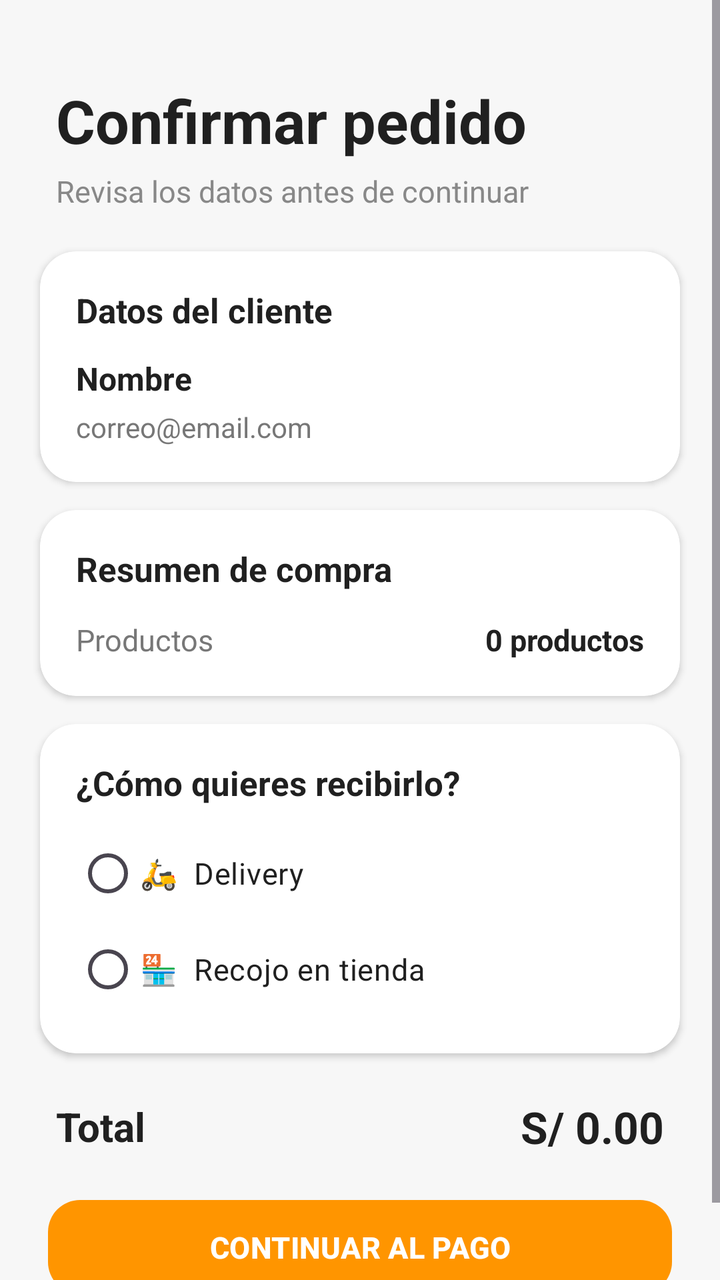
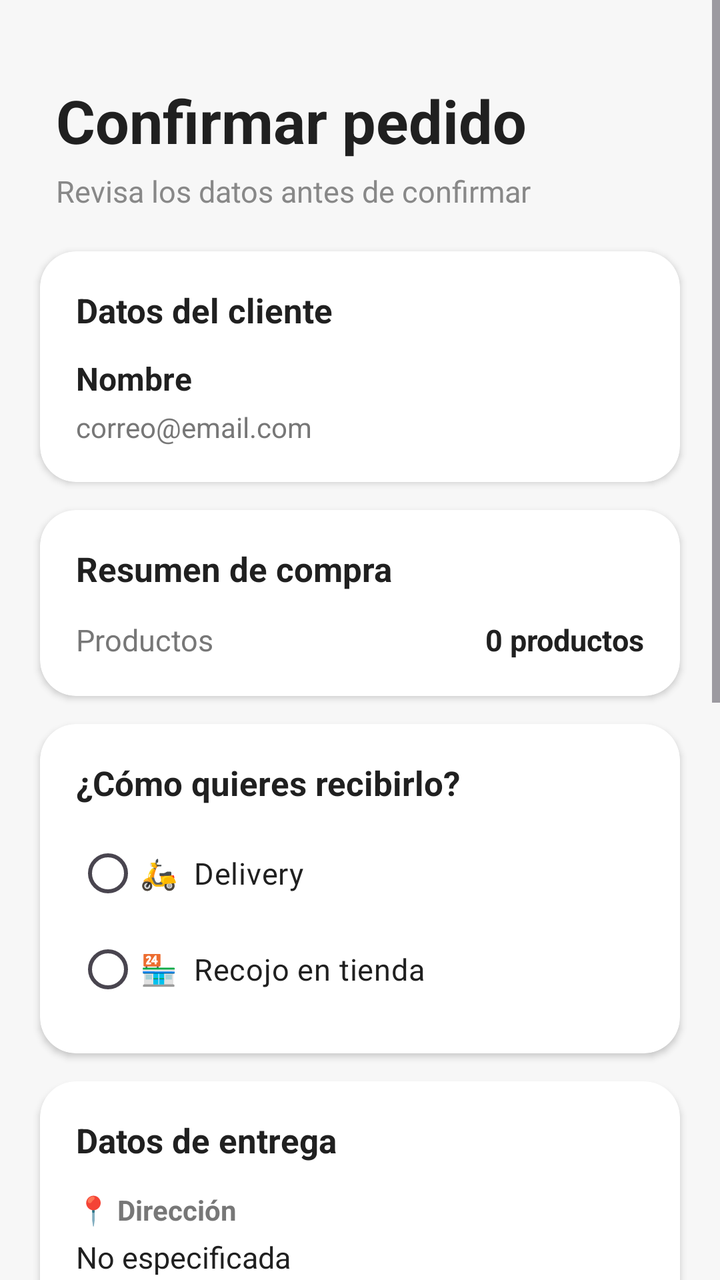

Before-and-after screenshots of an Android layout around one commit, followed by the original layout XML and the change that was made.
<!-- AndroidManifest.xml: application theme Theme.AppZetaR -->
<!-- res/layout/activity_confirmar_pedido.xml -->
<?xml version="1.0" encoding="utf-8"?>
<FrameLayout
    xmlns:android="http://schemas.android.com/apk/res/android"
    xmlns:app="http://schemas.android.com/apk/res-auto"

    android:id="@+id/main"
    android:layout_width="match_parent"
    android:layout_height="match_parent"
    android:background="#F7F7F7">


    
    
    

    <ScrollView
        android:layout_width="match_parent"
        android:layout_height="match_parent"
        android:fillViewport="true">

        <LinearLayout
            android:layout_width="match_parent"
            android:layout_height="wrap_content"
            android:orientation="vertical"
            android:paddingBottom="30dp">


            
            
            

            <LinearLayout
                android:layout_width="match_parent"
                android:layout_height="wrap_content"
                android:orientation="vertical"
                android:paddingStart="28dp"
                android:paddingTop="40dp"
                android:paddingEnd="28dp"
                android:paddingBottom="20dp">

                <TextView
                    android:layout_width="wrap_content"
                    android:layout_height="wrap_content"
                    android:text="Confirmar pedido"
                    android:textColor="#202020"
                    android:textSize="30sp"
                    android:textStyle="bold" />

                <TextView
                    android:layout_width="wrap_content"
                    android:layout_height="wrap_content"
                    android:layout_marginTop="5dp"
                    android:text="Revisa los datos antes de continuar"
                    android:textColor="#888888"
                    android:textSize="15sp" />

            </LinearLayout>


            
            
            

            <com.google.android.material.card.MaterialCardView
                android:layout_width="match_parent"
                android:layout_height="wrap_content"
                android:layout_marginStart="20dp"
                android:layout_marginEnd="20dp"
                android:layout_marginBottom="14dp"
                app:cardBackgroundColor="#FFFFFF"
                app:cardCornerRadius="18dp"
                app:cardElevation="2dp"
                app:strokeWidth="0dp">

                <LinearLayout
                    android:layout_width="match_parent"
                    android:layout_height="wrap_content"
                    android:orientation="vertical"
                    android:padding="18dp">

                    <TextView
                        android:layout_width="wrap_content"
                        android:layout_height="wrap_content"
                        android:text="Datos del cliente"
                        android:textColor="#202020"
                        android:textSize="17sp"
                        android:textStyle="bold" />

                    <TextView
                        android:id="@+id/tvNombreUsuario"
                        android:layout_width="match_parent"
                        android:layout_height="wrap_content"
                        android:layout_marginTop="12dp"
                        android:text="Nombre"
                        android:textColor="#202020"
                        android:textSize="16sp"
                        android:textStyle="bold" />

                    <TextView
                        android:id="@+id/tvCorreoUsuario"
                        android:layout_width="match_parent"
                        android:layout_height="wrap_content"
                        android:layout_marginTop="4dp"
                        android:text="correo@email.com"
                        android:textColor="#777777"
                        android:textSize="14sp" />

                </LinearLayout>

            </com.google.android.material.card.MaterialCardView>


            
            
            

            <com.google.android.material.card.MaterialCardView
                android:layout_width="match_parent"
                android:layout_height="wrap_content"
                android:layout_marginStart="20dp"
                android:layout_marginEnd="20dp"
                android:layout_marginBottom="14dp"
                app:cardBackgroundColor="#FFFFFF"
                app:cardCornerRadius="18dp"
                app:cardElevation="2dp"
                app:strokeWidth="0dp">

                <LinearLayout
                    android:layout_width="match_parent"
                    android:layout_height="wrap_content"
                    android:orientation="vertical"
                    android:padding="18dp">

                    <TextView
                        android:layout_width="wrap_content"
                        android:layout_height="wrap_content"
                        android:text="Resumen de compra"
                        android:textColor="#202020"
                        android:textSize="17sp"
                        android:textStyle="bold" />

                    <LinearLayout
                        android:layout_width="match_parent"
                        android:layout_height="wrap_content"
                        android:layout_marginTop="14dp"
                        android:orientation="horizontal">

                        <TextView
                            android:layout_width="0dp"
                            android:layout_height="wrap_content"
                            android:layout_weight="1"
                            android:text="Productos"
                            android:textColor="#777777"
                            android:textSize="15sp" />

                        <TextView
                            android:id="@+id/tvResumenProductos"
                            android:layout_width="wrap_content"
                            android:layout_height="wrap_content"
                            android:text="0 productos"
                            android:textColor="#202020"
                            android:textSize="15sp"
                            android:textStyle="bold" />

                    </LinearLayout>

                </LinearLayout>

            </com.google.android.material.card.MaterialCardView>


            
            
            

            <com.google.android.material.card.MaterialCardView
                android:layout_width="match_parent"
                android:layout_height="wrap_content"
                android:layout_marginStart="20dp"
                android:layout_marginEnd="20dp"
                android:layout_marginBottom="14dp"
                app:cardBackgroundColor="#FFFFFF"
                app:cardCornerRadius="18dp"
                app:cardElevation="2dp"
                app:strokeWidth="0dp">

                <LinearLayout
                    android:layout_width="match_parent"
                    android:layout_height="wrap_content"
                    android:orientation="vertical"
                    android:padding="18dp">

                    <TextView
                        android:layout_width="wrap_content"
                        android:layout_height="wrap_content"
                        android:text="¿Cómo quieres recibirlo?"
                        android:textColor="#202020"
                        android:textSize="17sp"
                        android:textStyle="bold" />

                    <RadioGroup
                        android:id="@+id/radioGroupEntrega"
                        android:layout_width="match_parent"
                        android:layout_height="wrap_content"
                        android:layout_marginTop="10dp">

                        <RadioButton
                            android:id="@+id/radioDelivery"
                            android:layout_width="match_parent"
                            android:layout_height="wrap_content"
                            android:text="🛵  Delivery"
                            android:textColor="#202020"
                            android:textSize="15sp" />

                        <RadioButton
                            android:id="@+id/radioRecojo"
                            android:layout_width="match_parent"
                            android:layout_height="wrap_content"
                            android:text="🏪  Recojo en tienda"
                            android:textColor="#202020"
                            android:textSize="15sp" />

                    </RadioGroup>

                </LinearLayout>

            </com.google.android.material.card.MaterialCardView>


            
            
            

            <LinearLayout
                android:layout_width="match_parent"
                android:layout_height="wrap_content"
                android:layout_marginStart="28dp"
                android:layout_marginTop="8dp"
                android:layout_marginEnd="28dp"
                android:gravity="center_vertical"
                android:orientation="horizontal">

                <TextView
                    android:layout_width="0dp"
                    android:layout_height="wrap_content"
                    android:layout_weight="1"
                    android:text="Total"
                    android:textColor="#202020"
                    android:textSize="20sp"
                    android:textStyle="bold" />

                <TextView
                    android:id="@+id/tvTotalPedido"
                    android:layout_width="wrap_content"
                    android:layout_height="wrap_content"
                    android:text="S/ 0.00"
                    android:textColor="#202020"
                    android:textSize="22sp"
                    android:textStyle="bold" />

            </LinearLayout>


            
            
            

            <com.google.android.material.button.MaterialButton
                android:id="@+id/btnContinuarPago"
                android:layout_width="match_parent"
                android:layout_height="55dp"
                android:layout_marginStart="24dp"
                android:layout_marginTop="18dp"
                android:layout_marginEnd="24dp"
                android:text="CONTINUAR AL PAGO"
                android:textColor="#FFFFFF"
                android:textSize="15sp"
                android:textStyle="bold"
                app:backgroundTint="#FF9500"
                app:cornerRadius="16dp" />

        </LinearLayout>

    </ScrollView>

</FrameLayout>
<!-- resources referenced by this layout -->
<resources>
  <style name="Theme.AppZetaR" parent="Base.Theme.AppZetaR" />
  <style name="Base.Theme.AppZetaR" parent="Theme.Material3.DayNight.NoActionBar">
          
          
      </style>
</resources>

<!-- the commit's change to res/layout/activity_confirmar_pedido.xml (unified diff, before → after) -->
@@ -7,11 +7,6 @@
     android:layout_width="match_parent"
     android:layout_height="match_parent"
     android:background="#F7F7F7">
-
-
-    
-    
-    
 
     <ScrollView
         android:layout_width="match_parent"
@@ -24,7 +19,6 @@
             android:orientation="vertical"
             android:paddingBottom="30dp">
 
-
             
             
             
@@ -50,7 +44,7 @@
                     android:layout_width="wrap_content"
                     android:layout_height="wrap_content"
                     android:layout_marginTop="5dp"
-                    android:text="Revisa los datos antes de continuar"
+                    android:text="Revisa los datos antes de confirmar"
                     android:textColor="#888888"
                     android:textSize="15sp" />
 
@@ -231,11 +225,239 @@
             
             
 
+            <com.google.android.material.card.MaterialCardView
+                android:id="@+id/cardDatosEntrega"
+                android:layout_width="match_parent"
+                android:layout_height="wrap_content"
+                android:layout_marginStart="20dp"
+                android:layout_marginEnd="20dp"
+                android:layout_marginBottom="14dp"
+                app:cardBackgroundColor="#FFFFFF"
+                app:cardCornerRadius="18dp"
+                app:cardElevation="2dp"
+                app:strokeWidth="0dp">
+
+                <LinearLayout
+                    android:layout_width="match_parent"
+                    android:layout_height="wrap_content"
+                    android:orientation="vertical"
+                    android:padding="18dp">
+
+                    <TextView
+                        android:layout_width="wrap_content"
+                        android:layout_height="wrap_content"
+                        android:text="Datos de entrega"
+                        android:textColor="#202020"
+                        android:textSize="17sp"
+                        android:textStyle="bold" />
+
+                    <TextView
+                        android:layout_width="wrap_content"
+                        android:layout_height="wrap_content"
+                        android:layout_marginTop="14dp"
+                        android:text="📍 Dirección"
+                        android:textColor="#777777"
+                        android:textSize="14sp"
+                        android:textStyle="bold" />
+
+                    <TextView
+                        android:id="@+id/tvDireccion"
+                        android:layout_width="match_parent"
+                        android:layout_height="wrap_content"
+                        android:layout_marginTop="4dp"
+                        android:text="No especificada"
+                        android:textColor="#202020"
+                        android:textSize="15sp" />
+
+                    <TextView
+                        android:layout_width="wrap_content"
+                        android:layout_height="wrap_content"
+                        android:layout_marginTop="12dp"
+                        android:text="📝 Referencia"
+                        android:textColor="#777777"
+                        android:textSize="14sp"
+                        android:textStyle="bold" />
+
+                    <TextView
+                        android:id="@+id/tvReferencia"
+                        android:layout_width="match_parent"
+                        android:layout_height="wrap_content"
+                        android:layout_marginTop="4dp"
+                        android:text="Sin referencia"
+                        android:textColor="#202020"
+                        android:textSize="15sp" />
+
+                    <TextView
+                        android:layout_width="wrap_content"
+                        android:layout_height="wrap_content"
+                        android:layout_marginTop="12dp"
+                        android:text="📞 Teléfono"
+                        android:textColor="#777777"
+                        android:textSize="14sp"
+                        android:textStyle="bold" />
+
+                    <TextView
+                        android:id="@+id/tvTelefono"
+                        android:layout_width="match_parent"
+                        android:layout_height="wrap_content"
+                        android:layout_marginTop="4dp"
+                        android:text="No especificado"
+                        android:textColor="#202020"
+                        android:textSize="15sp" />
+
+                </LinearLayout>
+
+            </com.google.android.material.card.MaterialCardView>
+
+
+            
+            
+            
+
+            <com.google.android.material.card.MaterialCardView
+                android:layout_width="match_parent"
+                android:layout_height="wrap_content"
+                android:layout_marginStart="20dp"
+                android:layout_marginEnd="20dp"
+                android:layout_marginBottom="14dp"
+                app:cardBackgroundColor="#FFFFFF"
+                app:cardCornerRadius="18dp"
+                app:cardElevation="2dp"
+                app:strokeColor="#FF9500"
+                app:strokeWidth="2dp">
+
+                <LinearLayout
+                    android:layout_width="match_parent"
+                    android:layout_height="wrap_content"
+                    android:gravity="center_vertical"
+                    android:orientation="horizontal"
+                    android:padding="18dp">
+
+                    <TextView
+                        android:layout_width="55dp"
+                        android:layout_height="55dp"
+                        android:gravity="center"
+                        android:text="💵"
+                        android:textSize="30sp" />
+
+                    <LinearLayout
+                        android:layout_width="0dp"
+                        android:layout_height="wrap_content"
+                        android:layout_marginStart="15dp"
+                        android:layout_weight="1"
+                        android:orientation="vertical">
+
+                        <TextView
+                            android:layout_width="wrap_content"
+                            android:layout_height="wrap_content"
+                            android:text="Contra entrega"
+                            android:textColor="#202020"
+                            android:textSize="17sp"
+                            android:textStyle="bold" />
+
+                        <TextView
+                            android:layout_width="wrap_content"
+                            android:layout_height="wrap_content"
+                            android:layout_marginTop="4dp"
+                            android:text="Paga cuando recibas tu pedido"
+                            android:textColor="#777777"
+                            android:textSize="14sp" />
+
+                        <TextView
+                            android:id="@+id/tvMetodoPago"
+                            android:layout_width="wrap_content"
+                            android:layout_height="wrap_content"
+                            android:layout_marginTop="5dp"
+                            android:text="✓ Disponible"
+                            android:textColor="#4CAF50"
+                            android:textSize="13sp"
+                            android:textStyle="bold" />
+
+                    </LinearLayout>
+
+                </LinearLayout>
+
+            </com.google.android.material.card.MaterialCardView>
+
+
+            
+            
+            
+
+            <com.google.android.material.card.MaterialCardView
+                android:id="@+id/cardYapeProximamente"
+                android:layout_width="match_parent"
+                android:layout_height="wrap_content"
+                android:layout_marginStart="20dp"
+                android:layout_marginEnd="20dp"
+                android:layout_marginBottom="20dp"
+                app:cardBackgroundColor="#FFFFFF"
+                app:cardCornerRadius="18dp"
+                app:cardElevation="1dp"
+                app:strokeWidth="0dp">
+
+                <LinearLayout
+                    android:layout_width="match_parent"
+                    android:layout_height="wrap_content"
+                    android:gravity="center_vertical"
+                    android:orientation="horizontal"
+                    android:padding="16dp">
+
+                    <TextView
+                        android:layout_width="50dp"
+                        android:layout_height="50dp"
+                        android:gravity="center"
+                        android:text="📱"
+                        android:textSize="28sp" />
+
+                    <LinearLayout
+                        android:layout_width="0dp"
+                        android:layout_height="wrap_content"
+                        android:layout_marginStart="14dp"
+                        android:layout_weight="1"
+                        android:orientation="vertical">
+
+                        <TextView
+                            android:layout_width="wrap_content"
+                            android:layout_height="wrap_content"
+                            android:text="Pagar con Yape"
+                            android:textColor="#555555"
+                            android:textSize="16sp"
+                            android:textStyle="bold" />
+
+                        <TextView
+                            android:layout_width="wrap_content"
+                            android:layout_height="wrap_content"
+                            android:layout_marginTop="3dp"
+                            android:text="Esta opción estará disponible muy pronto"
+                            android:textColor="#888888"
+                            android:textSize="13sp" />
+
+                        <TextView
+                            android:layout_width="wrap_content"
+                            android:layout_height="wrap_content"
+                            android:layout_marginTop="4dp"
+                            android:text="🔜 Próximamente"
+                            android:textColor="#FF9500"
+                            android:textSize="13sp"
+                            android:textStyle="bold" />
+
+                    </LinearLayout>
+
+                </LinearLayout>
+
+            </com.google.android.material.card.MaterialCardView>
+
+
+            
+            
+            
+
             <LinearLayout
                 android:layout_width="match_parent"
                 android:layout_height="wrap_content"
                 android:layout_marginStart="28dp"
-                android:layout_marginTop="8dp"
+                android:layout_marginTop="2dp"
                 android:layout_marginEnd="28dp"
                 android:gravity="center_vertical"
                 android:orientation="horizontal">
@@ -272,7 +494,7 @@
                 android:layout_marginStart="24dp"
                 android:layout_marginTop="18dp"
                 android:layout_marginEnd="24dp"
-                android:text="CONTINUAR AL PAGO"
+                android:text="CONFIRMAR PEDIDO"
                 android:textColor="#FFFFFF"
                 android:textSize="15sp"
                 android:textStyle="bold"
